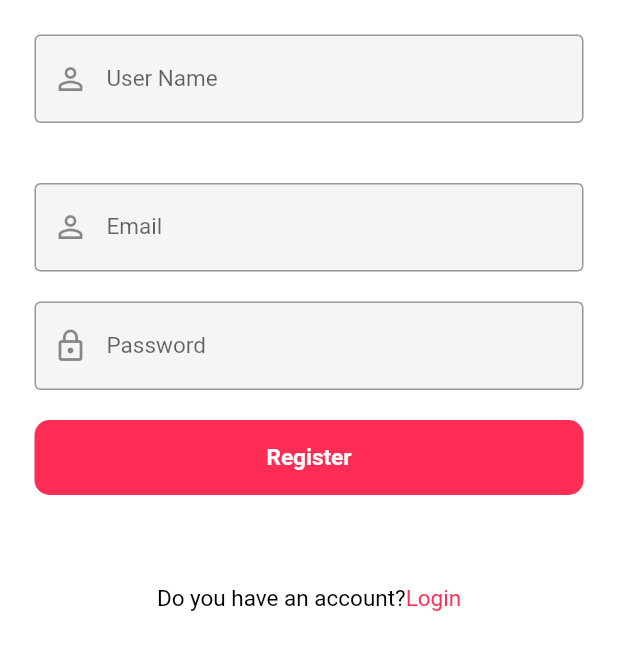
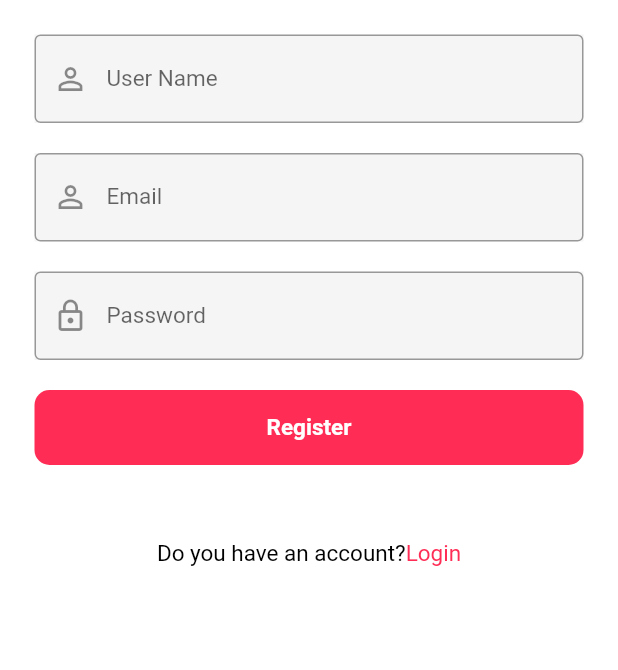
Before and after one commit to ko-htut/Flutter__ZKar, a Flutter app: the RegisterPage screen opened directly, on a phone screen of 412 x 824 dp, the part 504-1174 px from its top. Run offline on Flutter 3.47's test engine with Material 2 defaults, Android fonts, the phone set to English and light mode, and no system bars; our stand-ins replace bottom_navy_bar, cached_network_image, fluttertoast, page_transition, shared_preferences; missing offline and left inert: marquee_widget; accounts and stored records are empty; network calls fail; Roboto replaces fonts that are missing (TimesNewRoman).

Commit message:
error fix

```diff
--- a/lib/main.dart
+++ b/lib/main.dart
@@ -38,6 +38,7 @@ class MyApp extends StatelessWidget {
           home: Splash(),
           routes: <String, WidgetBuilder>{
             '/MainScreen': (context) => MainScreen(),
+
           },
         );
       },
--- a/lib/page/register.dart
+++ b/lib/page/register.dart
@@ -1,7 +1,12 @@
 import 'package:flutter/material.dart';
 import 'package:flutter_ebox/page/login.dart';
+import 'package:flutter_ebox/providers/movie_provider.dart';
+import 'package:flutter_ebox/providers/post_provier.dart';
+import 'package:flutter_ebox/providers/series_provider.dart';
+import 'package:flutter_ebox/providers/user_provider.dart';
 import 'package:flutter_ebox/services/services.dart';
 import 'package:flutter_ebox/util/share.dart';
+import 'package:provider/provider.dart';
 import 'package:shared_preferences/shared_preferences.dart';
 
 class RegisterPage extends StatefulWidget {
@@ -73,7 +78,7 @@ class _RegisterPageState extends State<RegisterPage> {
                     ),
                   ),
                   Padding(
-                    padding: EdgeInsets.fromLTRB(0, 20, 0, 20),
+                    padding: EdgeInsets.fromLTRB(0, 0, 0, 20),
                     child: Container(
                       color: Color(0xfff5f5f5),
                       child: TextField(
@@ -132,9 +137,8 @@ class _RegisterPageState extends State<RegisterPage> {
                           borderRadius: BorderRadius.circular(10)),
                     ),
                   ),
-
                   Padding(
-                    padding: EdgeInsets.only(top: 60),
+                    padding: EdgeInsets.only(top: 50),
                     child: Center(
                       child: InkWell(
                         onTap: () {
@@ -168,6 +172,7 @@ class _RegisterPageState extends State<RegisterPage> {
       ),
     );
   }
+
   reg() async {
     final ressponse = await register(nameeditcontroller.text,
         emaileditcontroller.text, passwordeditcontroller.text);
```
Also changed, not shown: lib/page/login.dart (+16 -0 lines), lib/page/splash.dart (+4 -4 lines).
